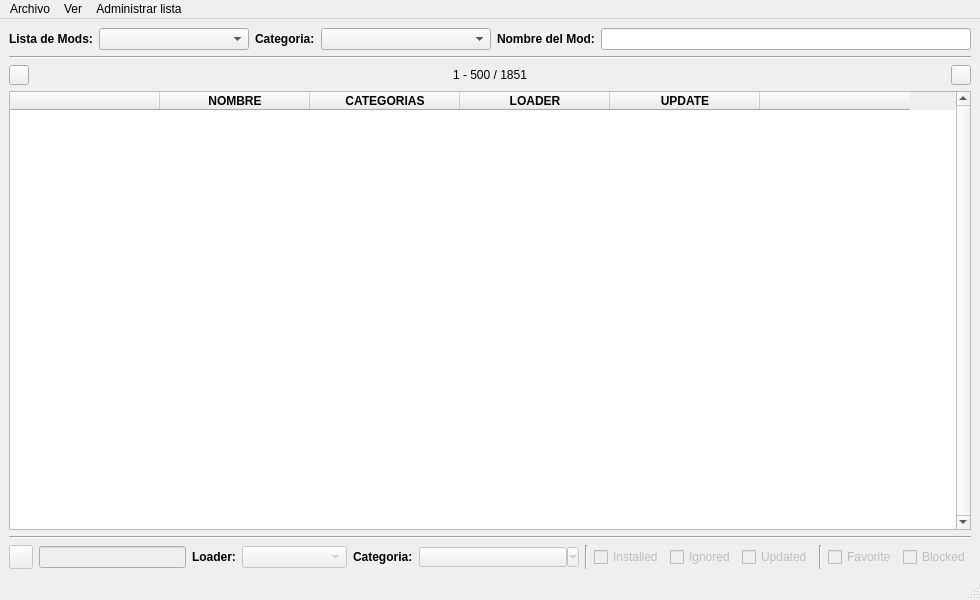
MelonRodante/ModList, file pyqt_windows/main_window.ui: the form before one commit.
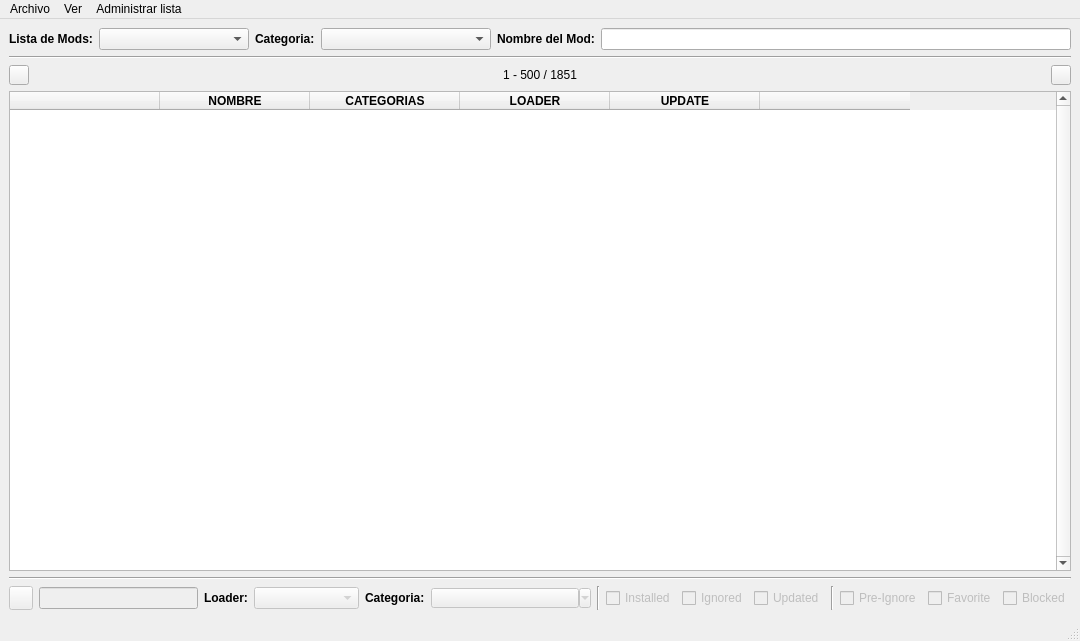
The form after the commit. Icons and pictures are not drawn.

Commit message: Añadido pre-ignore

```diff
--- a/pyqt_windows/main_window.ui
+++ b/pyqt_windows/main_window.ui
@@ -6,8 +6,8 @@
    <rect>
     <x>0</x>
     <y>0</y>
-    <width>980</width>
-    <height>600</height>
+    <width>1080</width>
+    <height>641</height>
    </rect>
   </property>
   <property name="sizePolicy">
@@ -511,6 +511,16 @@
         </property>
        </widget>
       </item>
+      <item>
+       <widget class="QCheckBox" name="chkPreIgnore">
+        <property name="enabled">
+         <bool>false</bool>
+        </property>
+        <property name="text">
+         <string>Pre-Ignore</string>
+        </property>
+       </widget>
+      </item>
       <item>
        <widget class="QCheckBox" name="chkFavoriteConfig">
         <property name="enabled">
@@ -540,7 +550,7 @@
     <rect>
      <x>0</x>
      <y>0</y>
-     <width>980</width>
+     <width>1080</width>
      <height>21</height>
     </rect>
    </property>
```
The commit also changes 5 other files.
